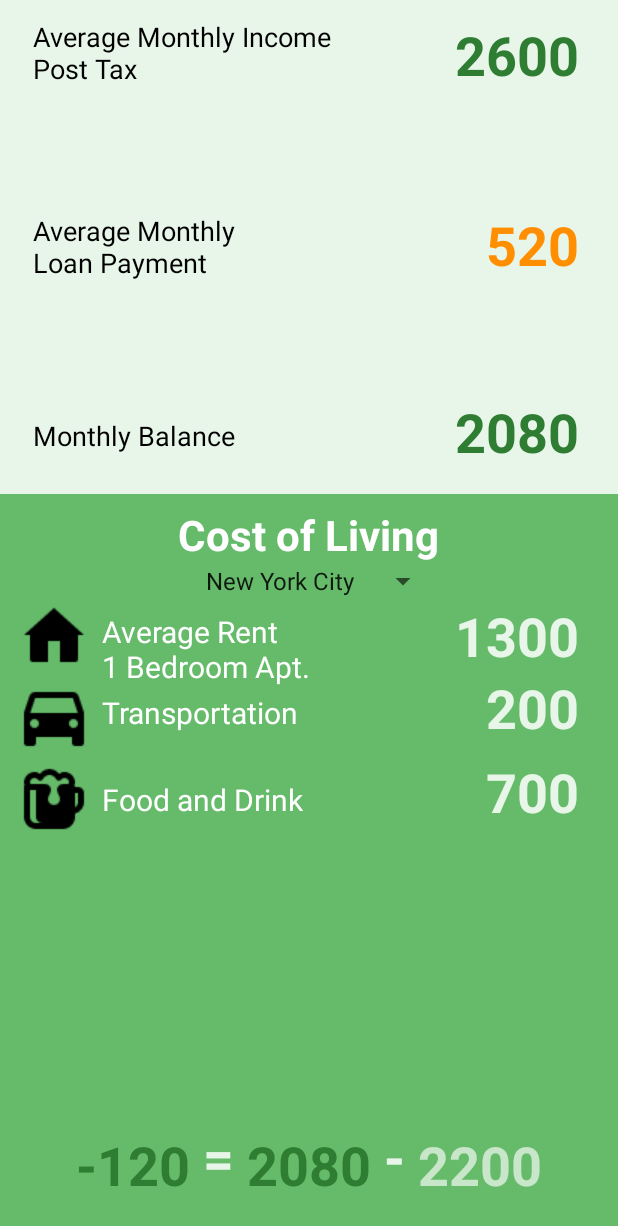
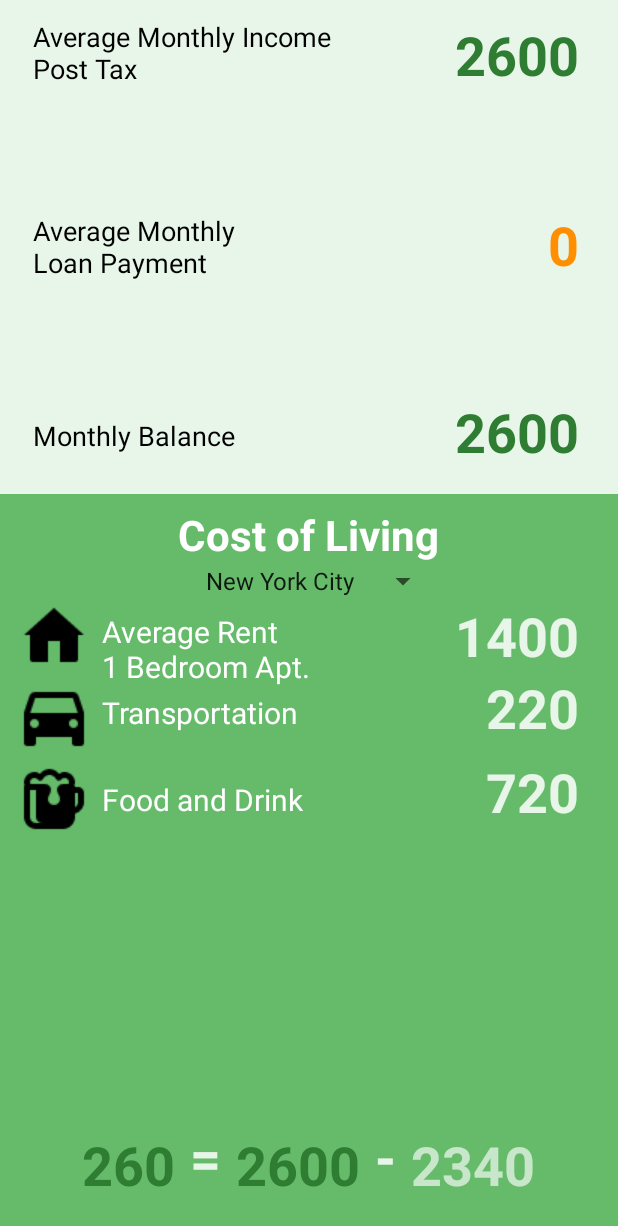
Before and after one commit to Kai-Munechika/CollegeSmart, an Android app: the secondPage screen opened directly, with no data from a screen before it, on a phone screen of 412 x 824 dp. Shown: the top 1226 px of the screen. Run offline under Robolectric (Android 15) with nearby library versions, the phone set to English and light mode, and no system bars; 2 statements that could not run were skipped.

Commit message:
2nd page functionality
Enough to consider the app beta-test level.
Things left to do off the top of my head:
- setup for the 10 and 15 year tabs
- enable swiping to switch between tabs
- enable users to touch (outside of keyboard) to exit from editing the
text field

```diff
--- a/app/src/main/java/edu/kaimbu/collegeapp0/secondPage.java
+++ b/app/src/main/java/edu/kaimbu/collegeapp0/secondPage.java
@@ -1,14 +1,23 @@
 //Simple Android TabHost and TabWidget Example
 package edu.kaimbu.collegeapp0;
 
+import android.content.Intent;
 import android.os.Bundle;
 import android.support.v7.app.AppCompatActivity;
-import android.widget.ArrayAdapter;
+import android.view.View;
+import android.widget.AdapterView;
 import android.widget.Spinner;
 import android.widget.TabHost;
+import android.widget.TextView;
+
+import java.util.HashMap;
+import java.util.Map;
 
 public class secondPage extends AppCompatActivity {
     TabHost tabHost;
+
+
+
     @Override
     protected void onCreate(Bundle savedInstanceState) {
         super.onCreate(savedInstanceState);
@@ -35,10 +44,106 @@ public class secondPage extends AppCompatActivity {
         spec.setIndicator("Fifteen Years");
         host.addTab(spec);
 
-        Spinner spinner = (Spinner) findViewById(R.id.spinner);
-        ArrayAdapter<CharSequence> adapter = ArrayAdapter.createFromResource(this, R.array.cities, android.R.layout.simple_spinner_item);
-        adapter.setDropDownViewResource(android.R.layout.simple_spinner_dropdown_item);
-        spinner.setAdapter(adapter);
+        // naive implementation; will figure out a better way to do this.
+        // rent, transport, food, total respectively
+        final int[] Boston     = {1200, 140, 640, 1980};
+        final int[] Chicago    = { 910, 180, 620, 1710};
+        final int[] LosAngeles = {1120, 180, 600, 1900};
+        final int[] NewYork    = {1400, 220, 720, 2340};
+        final int[] Seattle    = { 980, 180, 530, 1690};
+
+        final Map<String, int[]> data = new HashMap<String, int[]>();
+        data.put("Boston"          , Boston);
+        data.put("Chicago"         , Chicago);
+        data.put("Los Angeles"     , LosAngeles);
+        data.put("New York City"   , NewYork);
+        data.put("Seattle"         , Seattle);
+
+        // how to access the hashmap: data.get("Boston");
+
+
+        // these views are used/manipulated immediately upon reaching the second page
+        final TextView monthlyincomePostTax = (TextView) findViewById(R.id.incomePostTax);
+        final TextView monthlyLoanPayment   = (TextView) findViewById(R.id.monthlyLoanPayment);
+        final TextView monthlyBalance1      = (TextView) findViewById(R.id.monthlyBalance1);
+
+        // pull data from previous Activity
+        Intent intent = getIntent();
+
+        // this double[] holds 0:tuition, 1:finAid, 2:loans, 3:pocketCost, 4:expectedSalary
+        double[] userEntries = intent.getDoubleArrayExtra("edu.kaimbu.userEntries");
+
+        // for monthly income post tax
+        // avg monthly income post tax = expectedSalary * (1 - 0.01 * income tax) / 12
+        /* gotta change this later, tax != 28% for every state/tax bracket */
+        monthlyincomePostTax.setText( String.valueOf( (int) (userEntries[4]*0.72/12) ));
+
+        // for average monthly loan payment
+        double rate = 0.07;
+        double n    =   12;
+        int years   =    5; 		// 10 and 15 for the other tabs
+
+        double loanMath = userEntries[2] * (rate/n) / ( 1 -  Math.pow( ( 1 +  (rate/n) ) , (-n*years)  ) );
+        monthlyLoanPayment.setText( String.valueOf( (int) loanMath));
+
+
+        // for monthly balance
+        // I might change the implementation
+        int temp1 = Integer.parseInt(monthlyincomePostTax.getText().toString());
+        int temp2 = Integer.parseInt(monthlyLoanPayment.getText()  .toString());
+
+        monthlyBalance1.setText(String.valueOf(temp1 - temp2));
+
+
+        /*
+
+        just space to divide section
+
+         */
+
+
+        // these views are used/manipulated when the user selects a different city
+        final TextView rentVal      = (TextView) findViewById(R.id.rentVal);
+        final TextView transportVal = (TextView) findViewById(R.id.transportVal);
+        final TextView foodVal      = (TextView) findViewById(R.id.foodVal);
+
+        final TextView total        = (TextView) findViewById(R.id.total);
+        final TextView balance2     = (TextView) findViewById(R.id.monthlyBalance2);
+        final TextView difference   = (TextView) findViewById(R.id.difference);
+        final Spinner s = (Spinner) findViewById(R.id.spinner);
+
+        // rentVal.setText(view.toString());
+
+        balance2.setText(monthlyBalance1.getText().toString());
+
+        s.setOnItemSelectedListener(new AdapterView.OnItemSelectedListener() {
+            @Override
+            public void onItemSelected(AdapterView<?> parent, View view, int position, long id) {
+                String selectedCity = parent.getSelectedItem().toString();
+                rentVal     .setText(String.valueOf(data.get( selectedCity)[0] ));
+                transportVal.setText(String.valueOf(data.get( selectedCity)[1] ));
+                foodVal     .setText(String.valueOf(data.get( selectedCity)[2] ));
+
+                total.setText(String.valueOf(data.get(selectedCity)[3]));
+                //change difference last, after copying balance1 to balance2
+
+                //difference = balance2 - total
+                int balanceInt = Integer.parseInt(balance2.getText().toString());
+                int totalInt   = Integer.parseInt(total   .getText().toString());
+                difference.setText(String.valueOf( balanceInt - totalInt ));
+
+
+            }
+
+            @Override
+            public void onNothingSelected(AdapterView<?> parent) {
+
+            }
+        });
+
+
     }
 
+
+
 }
--- a/app/src/main/res/layout/second_page.xml
+++ b/app/src/main/res/layout/second_page.xml
@@ -53,11 +53,13 @@
                             android:textSize="18sp" />
 
                         <TextView
-                            android:id="@+id/textView5"
+                            android:id="@+id/incomePostTax"
                             android:layout_width="wrap_content"
                             android:layout_height="wrap_content"
-                            android:layout_alignEnd="@+id/textView2"
-                            android:layout_alignRight="@+id/textView2"
+                            android:layout_alignParentEnd="true"
+                            android:layout_alignParentRight="true"
+                            android:layout_marginEnd="26dp"
+                            android:layout_marginRight="26dp"
                             android:layout_alignTop="@+id/textView4"
                             android:text="2600"
                             android:textColor="#2E7D32"
@@ -79,7 +81,7 @@
                             android:textStyle="normal" />
 
                         <TextView
-                            android:id="@+id/textView2"
+                            android:id="@+id/monthlyLoanPayment"
                             android:layout_width="wrap_content"
                             android:layout_height="wrap_content"
                             android:layout_alignBottom="@+id/textView"
@@ -106,12 +108,12 @@
                             android:textSize="18sp" />
 
                         <TextView
-                            android:id="@+id/textView7"
+                            android:id="@+id/monthlyBalance1"
                             android:layout_width="wrap_content"
                             android:layout_height="wrap_content"
                             android:layout_alignBottom="@+id/textView6"
-                            android:layout_alignEnd="@+id/textView2"
-                            android:layout_alignRight="@+id/textView2"
+                            android:layout_alignEnd="@id/monthlyLoanPayment"
+                            android:layout_alignRight="@id/monthlyLoanPayment"
                             android:text="2080"
                             android:textColor="#2E7D32"
                             android:textSize="36sp"
@@ -140,7 +142,9 @@
                             android:layout_below="@id/costOfLiving"
                             android:layout_width="wrap_content"
                             android:layout_alignRight="@id/costOfLiving"
-                            android:layout_height="wrap_content" />
+                            android:layout_height="wrap_content"
+                            android:entries="@array/cities"
+                            />
 
                         <ImageView
                             android:id="@+id/rentImage"
@@ -276,34 +280,37 @@
                             android:gravity="center_vertical">
 
                             <TextView
-                                android:id="@+id/numMinus120"
+                                android:id="@+id/difference"
                                 android:layout_width="wrap_content"
                                 android:layout_height="wrap_content"
-                                android:text="-120 "
+                                android:text="-120"
                                 android:textColor="#2E7D32"
                                 android:layout_alignParentBottom="true"
-
+                                android:paddingRight="10dp"
                                 android:textSize="36dp"
                                 android:textStyle="normal|bold" />
                             <TextView
                                 android:id="@+id/equals"
                                 android:layout_width="wrap_content"
                                 android:layout_height="wrap_content"
-                                android:text="= "
+                                android:text="="
                                 android:layout_alignParentBottom="true"
-                                android:layout_toRightOf="@id/numMinus120"
+                                android:layout_toRightOf="@id/difference"
                                 android:textColor="#E8F5E9"
+                                android:paddingRight="10dp"
                                 android:textSize="36dp"
                                 android:textStyle="normal|bold"
                                 android:layout_marginBottom="5dp"/>
+
                             <TextView
-                                android:id="@+id/num2080"
+                                android:id="@+id/monthlyBalance2"
                                 android:layout_width="wrap_content"
                                 android:layout_height="wrap_content"
-                                android:text="2080 "
+                                android:text="2080"
                                 android:layout_alignParentBottom="true"
                                 android:layout_toRightOf="@id/equals"
                                 android:textColor="#2E7D32"
+                                android:paddingRight="10dp"
                                 android:textSize="36dp"
                                 android:textStyle="normal|bold" />
 
@@ -311,16 +318,17 @@
                                 android:id="@+id/minus"
                                 android:layout_width="wrap_content"
                                 android:layout_height="wrap_content"
-                                android:layout_toRightOf="@id/num2080"
-                                android:text="- "
+                                android:layout_toRightOf="@id/monthlyBalance2"
+                                android:text="-"
                                 android:layout_marginBottom="5dp"
                                 android:layout_alignParentBottom="true"
                                 android:textColor="#E8F5E9"
                                 android:textSize="36dp"
+                                android:paddingRight="10dp"
                                 android:textStyle="normal|bold" />
 
                             <TextView
-                                android:id="@+id/num2200"
+                                android:id="@+id/total"
                                 android:layout_width="wrap_content"
                                 android:layout_height="wrap_content"
                                 android:layout_alignParentBottom="true"
```
